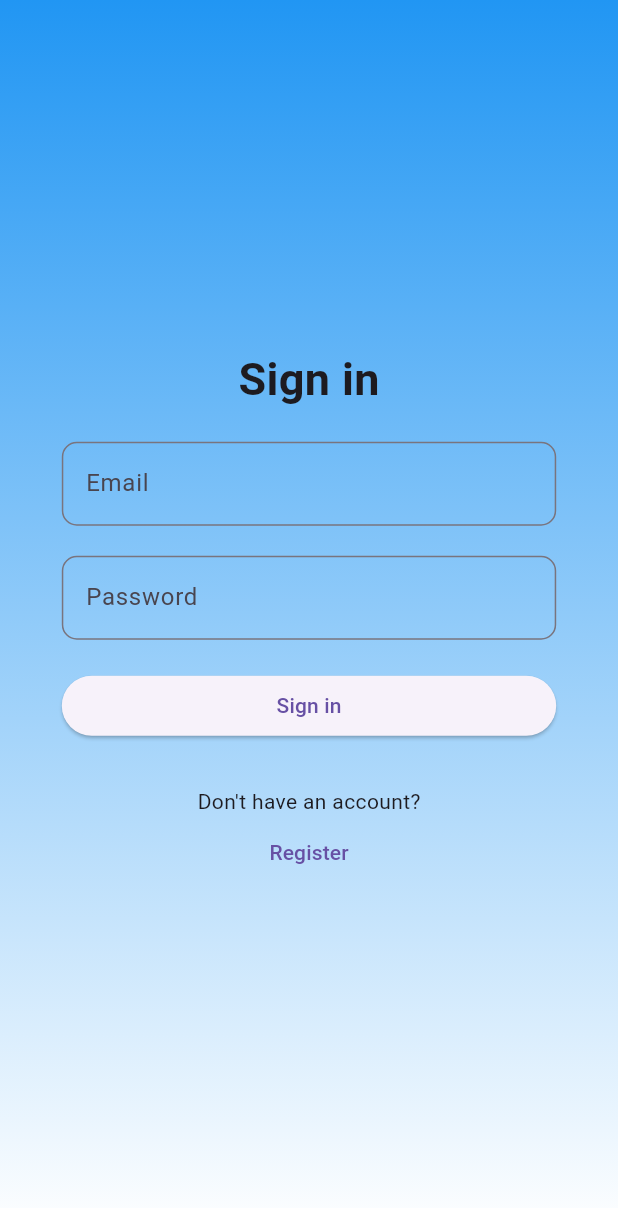
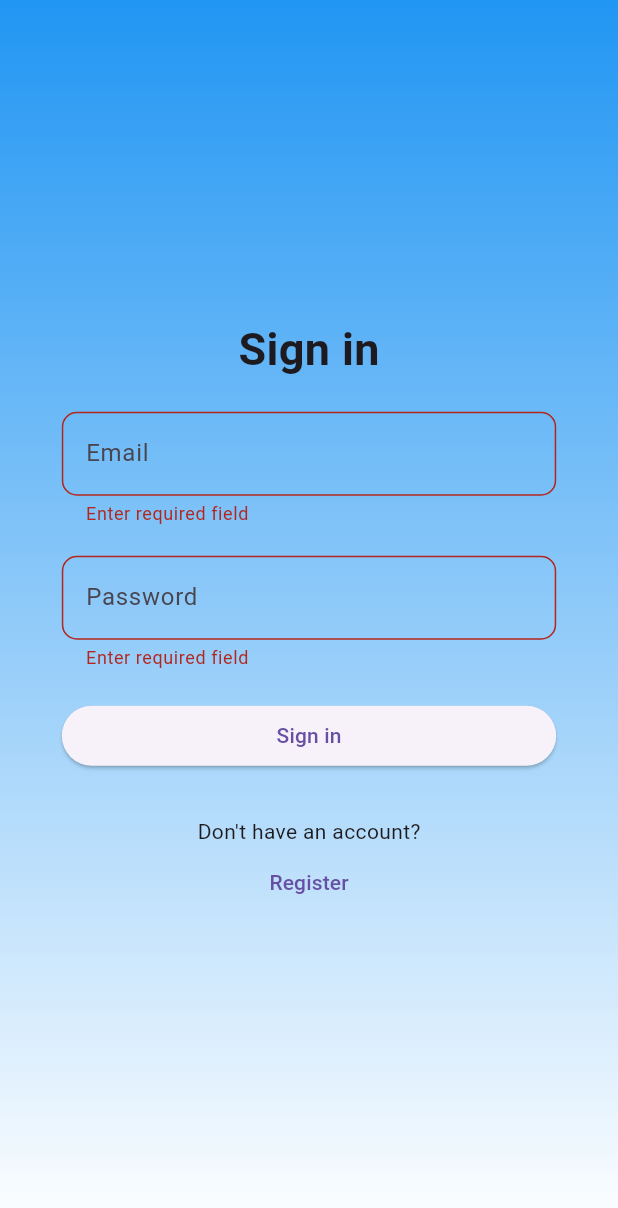
Before and after one commit to Amna-Liaqat-Ali/ToDo-App, a Flutter app: the screen it shows after launch, after a tap on "Sign in", on a phone screen of 412 x 824 dp. Shown: the top 1208 px of the screen. Run offline on Flutter 3.47's test engine with Material 3 defaults, Android fonts, the phone set to English and light mode, and no system bars; our stand-ins replace jwt_decoder, shared_preferences.

Commit message:
Integrated login API with backend+Redirected to Dashboard on successful login+Added token expiry check for session handling

```diff
--- a/frontend/lib/Register.dart
+++ b/frontend/lib/Register.dart
@@ -38,9 +38,6 @@ class RegisterState extends State<Register> {
           // convert map to JSON string(bcz object direcly can't be send)
           body: jsonEncode(regBody), // convert map -> JSON string
         );
-
-        print("STATUS: ${response.statusCode}");
-        print("BODY: ${response.body}");
 
         var jsonResponse = jsonDecode(response.body);
 
@@ -97,7 +94,7 @@ class RegisterState extends State<Register> {
                     width: MediaQuery.of(context).size.width * 0.8,
                     child: TextField(
                       controller: emailController,
-                      keyboardType: TextInputType.number,
+                      keyboardType: TextInputType.emailAddress,
                       decoration: InputDecoration(
                         hintText: "Email",
                         errorText: _isValid ? "Enter required field" : null,
@@ -112,7 +109,7 @@ class RegisterState extends State<Register> {
                     width: MediaQuery.of(context).size.width * 0.8,
                     child: TextField(
                       controller: passwordController,
-                      keyboardType: TextInputType.visiblePassword,
+                      keyboardType: TextInputType.text,
                       obscureText: true,
                       decoration: InputDecoration(
                         hintText: "Password",
--- a/frontend/lib/SignInPage.dart
+++ b/frontend/lib/SignInPage.dart
@@ -1,6 +1,12 @@
+import 'dart:convert';
+
 import 'package:flutter/material.dart';
+import 'package:http/http.dart' as http;
+import 'package:login_page/DashBoard.dart';
 import 'package:login_page/Register.dart';
 import 'package:shared_preferences/shared_preferences.dart';
+
+import 'config.dart';
 
 class SignInPage extends StatefulWidget {
   const SignInPage({super.key});
@@ -15,6 +21,61 @@ class _SignInPageState extends State<SignInPage> {
   bool _isValid = false;
 
   late SharedPreferences prefs;
+
+  @override
+  void initState() {
+    // TODO: implement initState
+    super.initState();
+    initSharedPref();
+  }
+
+  void initSharedPref() async {
+    prefs = await SharedPreferences.getInstance();
+  }
+
+  //takes data from fields nd send back to backend
+  void loginUser() async {
+    if (emailController.text.isNotEmpty && passwordController.text.isNotEmpty) {
+      //object for passing data in backend
+      var regBody = {
+        "email": emailController.text,
+        "password": passwordController.text,
+      };
+
+      try {
+        //sending through post api to our localhost(regsiter)
+        var response = await http.post(
+          Uri.parse(login),
+          //what kind of data sendind to backend
+          headers: {
+            "Content-Type": "application/json", // must be inside http.post()
+          },
+          // convert map to JSON string(bcz object direcly can't be send)
+          body: jsonEncode(regBody), // convert map -> JSON string
+        );
+        var jsonResponse = jsonDecode(response.body);
+
+        if (jsonResponse['status']) {
+          //shared prefernces stored our token generated by login form
+          var myToken = jsonResponse['token'];
+          prefs.setString('token', myToken);
+          //navigate to dashboard
+          Navigator.push(
+            context,
+            MaterialPageRoute(builder: (context) => Dashboard(token: myToken)),
+          );
+        } else {
+          print('Something went wrong');
+        }
+      } catch (e) {
+        print("Error: $e");
+      }
+    } else {
+      setState(() {
+        _isValid = true;
+      });
+    }
+  }
 
   void signUp() {
     Navigator.pushReplacement(
@@ -50,8 +111,11 @@ class _SignInPageState extends State<SignInPage> {
                   Container(
                     width: MediaQuery.of(context).size.width * 0.8,
                     child: TextField(
+                      controller: emailController,
+                      keyboardType: TextInputType.emailAddress,
                       decoration: InputDecoration(
                         hintText: "Email",
+                        errorText: _isValid ? "Enter required field" : null,
                         border: OutlineInputBorder(
                           borderRadius: BorderRadius.circular(10),
                         ),
@@ -62,8 +126,12 @@ class _SignInPageState extends State<SignInPage> {
                   Container(
                     width: MediaQuery.of(context).size.width * 0.8,
                     child: TextField(
+                      controller: passwordController,
+                      keyboardType: TextInputType.text,
+                      obscureText: true,
                       decoration: InputDecoration(
                         hintText: "Password",
+                        errorText: _isValid ? "Enter required field" : null,
                         border: OutlineInputBorder(
                           borderRadius: BorderRadius.circular(10),
                         ),
@@ -74,7 +142,9 @@ class _SignInPageState extends State<SignInPage> {
                   Container(
                     width: MediaQuery.of(context).size.width * 0.8,
                     child: ElevatedButton(
-                      onPressed: () {},
+                      onPressed: () {
+                        loginUser();
+                      },
                       child: Text("Sign in"),
                     ),
                   ),
--- a/frontend/lib/config.dart
+++ b/frontend/lib/config.dart
@@ -1,2 +1,3 @@
 final url = 'http://10.0.2.2:3000/'; //ip address of our machine
 final regsiter = url + 'register';
+final login = url + 'login';
--- a/frontend/lib/main.dart
+++ b/frontend/lib/main.dart
@@ -1,7 +1,7 @@
 import 'package:flutter/material.dart';
 import 'package:jwt_decoder/jwt_decoder.dart';
 import 'package:login_page/DashBoard.dart';
-import 'package:login_page/Register.dart';
+import 'package:login_page/SignInPage.dart';
 import 'package:shared_preferences/shared_preferences.dart';
 
 Future<void> main() async {
@@ -9,12 +9,12 @@ Future<void> main() async {
   WidgetsFlutterBinding.ensureInitialized();
   //stores data as tokens
   SharedPreferences prefs = await SharedPreferences.getInstance();
-  runApp(MyApp(tokens: prefs.getString('token'))); //used to get token from app
+  runApp(MyApp(token: prefs.getString('token'))); //used to get token from app
 }
 
 class MyApp extends StatelessWidget {
-  final tokens;
-  const MyApp({Key? key, this.tokens}) : super(key: key);
+  final token;
+  const MyApp({Key? key, @required this.token}) : super(key: key);
 
   @override
   Widget build(BuildContext context) {
@@ -24,9 +24,10 @@ class MyApp extends StatelessWidget {
         primaryColor: Colors.white,
         visualDensity: VisualDensity.adaptivePlatformDensity,
       ),
-      home: (tokens != null && JwtDecoder.isExpired(tokens) == false)
-          ? Dashboard()
-          : Register(),
+      //if token is expired send user back to login page otherwise dashboard
+      home: (token != null && JwtDecoder.isExpired(token) == false)
+          ? Dashboard(token: token)
+          : SignInPage(),
     );
   }
 }
```
Also changed, not shown: frontend/lib/DashBoard.dart (+12 -22 lines).
